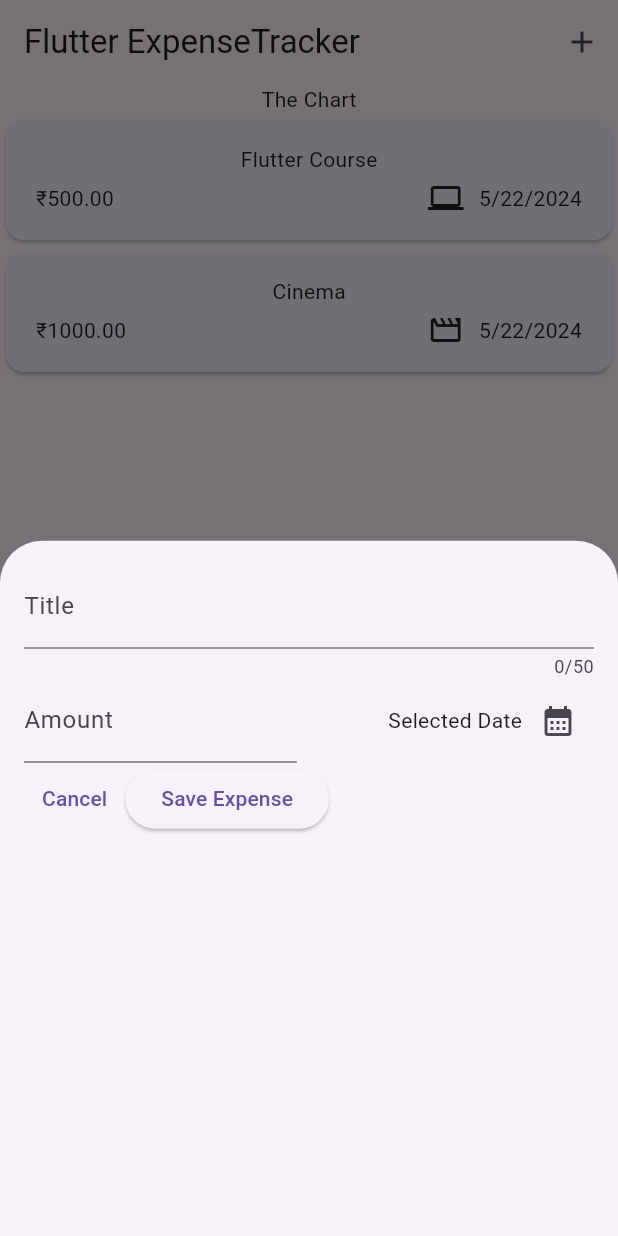
After one commit to rajattank/expense-tracker, a Flutter app: the screen it shows after launch, after a tap on the "add" icon, on a phone screen of 412 x 824 dp. The commit adds this screen. Run offline on Flutter 3.47's test engine with Material 3 defaults, Android fonts, the phone set to English and light mode, and no system bars.

Commit message:
Updates in lib

```diff
--- a/lib/expenses_list/expense_item.dart
+++ b/lib/expenses_list/expense_item.dart
@@ -19,7 +19,7 @@ class Expenseitem extends StatelessWidget {
             const Spacer(),
             Row(children: [
               Icon(categoryIcons[expense.category]),
-                 const SizedBox(width: 10),
+                const SizedBox(width: 10),
               Text(expense.formattedDate)
             ],),
           ],)
--- a/lib/expenses_list/widgets/expenses.dart
+++ b/lib/expenses_list/widgets/expenses.dart
@@ -1,8 +1,7 @@
 import 'package:expence_tracker/expenses_list/expenses_list.dart';
+import 'package:expence_tracker/expenses_list/widgets/new_expense.dart';
 import 'package:expence_tracker/models/expense.dart';
 import 'package:flutter/material.dart';
-import 'package:flutter/widgets.dart';
-
 class Expenses extends StatefulWidget{
   const Expenses({super.key});
   @override
@@ -16,25 +15,22 @@ class _ExpensesState extends State<Expenses> {
     Expense(title: 'Flutter Course', amount: 500, date: DateTime.now(), category: Category.work),
     Expense(title: 'Cinema', amount: 1000, date: DateTime.now(), category: Category.leisure),
   ];
+
+  void _openAddExpenseOverlay(){
+    showModalBottomSheet(context: context, builder: (ctx) =>const NewExpense());
+  }
+
   @override
   Widget build(BuildContext context) {
-  return Scaffold(body: Column(
+  return Scaffold(
+    appBar: AppBar(
+      title:const Text('Flutter ExpenseTracker'),
+      actions: [
+        IconButton(onPressed: _openAddExpenseOverlay , icon: Icon(Icons.add))
+      ],
+    ),
+    body: Column(
     children: [
-      // Container(
-      // padding: EdgeInsets.all(16.0),
-      // color: Color.fromARGB(255, 182, 150, 231),
-      // child: Row(
-      //   children: [
-      //     const Text(
-      //       'Expence Tracker',
-      //       style: TextStyle(
-      //         fontSize: 20.0,
-      //         fontWeight: FontWeight.bold,
-      //         color: Color.fromARGB(255, 112, 19, 235),
-      //       ),
-      //     ),
-      //     const Padding(padding: EdgeInsets.only(left: 150)),
-      //     IconButton(onPressed: (){}, icon: Icon(Icons.add), color: Color.fromARGB(255, 91, 6, 156),),
           const Text('The Chart'),
           Expanded(child: ExpenseList(expenses: _registeredExpenses))
         ],
--- /dev/null
+++ b/lib/expenses_list/widgets/new_expense.dart
@@ -0,0 +1,90 @@
+import 'package:flutter/material.dart';
+import 'package:flutter/widgets.dart';
+
+class NewExpense extends StatefulWidget{
+  const NewExpense({super.key});
+  @override
+  State<NewExpense> createState() {
+    return _NewExpenseState();
+  }
+}
+
+class _NewExpenseState extends State<NewExpense> {
+  final _titleController = TextEditingController();
+  final _amountController = TextEditingController();
+  void _DatePicker() async {
+    final now = DateTime.now();
+    final firstDate = DateTime(now.year - 1, now.month, now.day);
+    final pickedDate = await showDatePicker(
+      context: context,
+      initialDate: now,
+      firstDate: firstDate,
+      lastDate: now);
+  }
+  @override
+  void dispose() {
+    _titleController.dispose();
+    _amountController.dispose();
+    super.dispose();
+  }
+
+  @override
+  Widget build(BuildContext context) {
+    return Padding(
+      padding:const EdgeInsets.all(16),
+      child: Column(children: [
+
+                TextField(
+                  controller: _titleController,                             //to allow usser to enter some text
+                  maxLength: 50,
+                  decoration:const InputDecoration(
+                    label: Text('Title')
+                  ),
+                ),
+              Row(
+                children: [
+                  Expanded(
+                    child: TextField(
+                    controller: _amountController,
+                    keyboardType: TextInputType.number,
+                    decoration:const InputDecoration(
+                      prefixText: '₹ ',
+                      label: Text('Amount')
+                    ),
+                    ),
+                  ),
+                  const SizedBox(width: 16),
+                  Expanded(
+                    child: Row(
+                      mainAxisAlignment: MainAxisAlignment.end,
+                      crossAxisAlignment: CrossAxisAlignment.center,
+                      children: [
+                        const Text('Selected Date'),
+                        IconButton(onPressed: _DatePicker,
+                        icon:const Icon(Icons.calendar_month))
+                      ],
+                    ),
+                  )
+                ],
+              ),
+        Row(
+          children: [
+            TextButton(onPressed: (){
+            Navigator.pop(context);
+            },
+            child:const Text('Cancel'),),
+            ElevatedButton.icon(
+            onPressed: (){
+              print(_titleController.text);
+              print(_amountController.text);
+            },
+            label:const Text('Save Expense'),
+            ),
+          ],
+        )
+      ],
+      ),
+      );
+  }
+
+}
--- a/lib/main.dart
+++ b/lib/main.dart
@@ -4,7 +4,8 @@ import 'package:expence_tracker/expenses_list/widgets/expenses.dart';
 
 void main() {
   runApp(
-    const MaterialApp(
+    MaterialApp(
+      theme: ThemeData(useMaterial3: true),
       home: Expenses(),
     ),
   );
```
